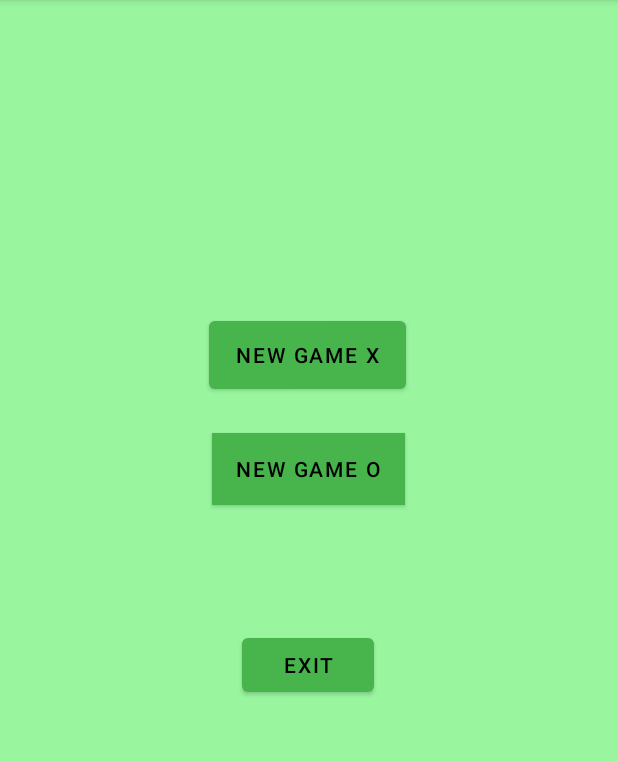
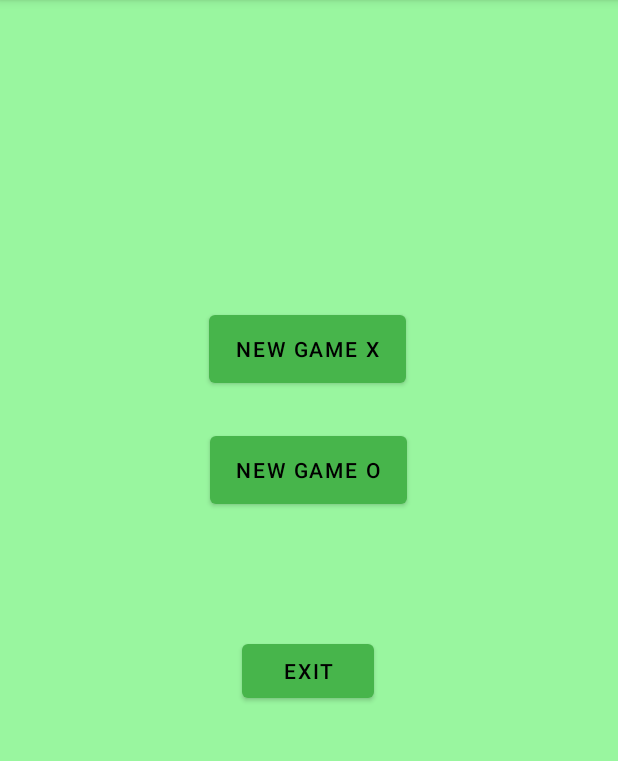
Before and after one commit to binarysmith1719/TicTacToe-Application, an Android app: the screen it shows after launch (MenuBar), on a phone screen of 412 x 824 dp, the part 84-845 px from its top. Run offline under Robolectric (Android 15) with nearby library versions, the phone set to English and light mode, and no system bars.

Commit message:
TicTacToe_App

```diff
--- a/app/src/main/res/layout/activity_menu_bar.xml
+++ b/app/src/main/res/layout/activity_menu_bar.xml
@@ -9,10 +9,8 @@
 
     <Button
         android:id="@+id/button2"
-        android:layout_width="wrap_content"
-        android:layout_height="wrap_content"
-        android:background="#853434"
-        android:backgroundTint="#421414"
+        android:layout_width="131dp"
+        android:layout_height="57dp"
         android:onClick="onclick"
         android:tag="0"
         android:text="NEW GAME O"
```
